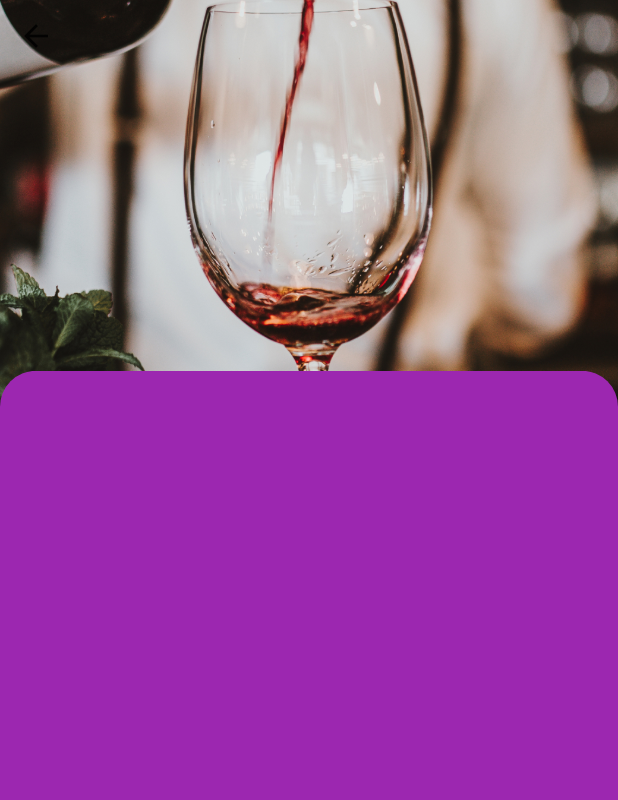
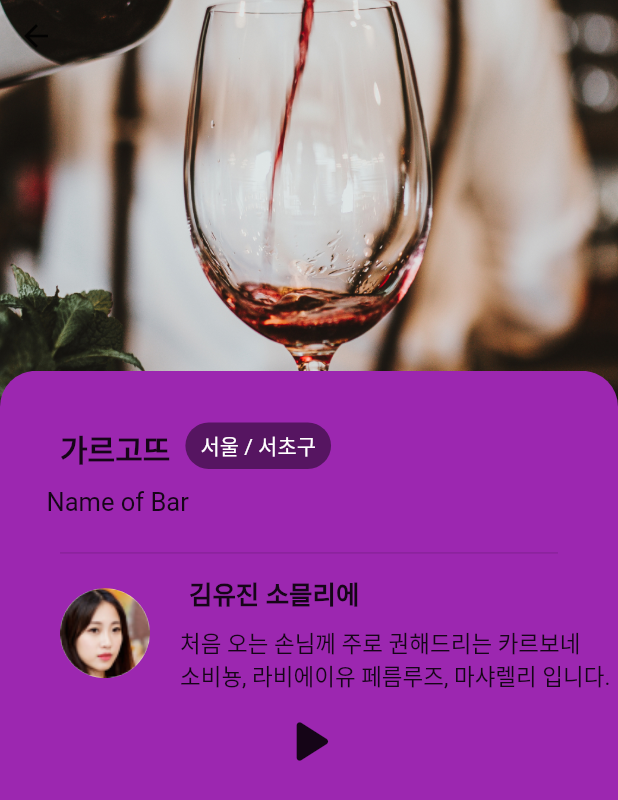
Before and after one commit to youngmi97/winepedia, a Flutter app: the DetailsScreen screen opened directly with sample values from the repository, on a phone screen of 412 x 824 dp. Shown: the top 800 px of the screen. Run offline on Flutter 3.47's test engine with Material 2 defaults, Android fonts, the phone set to English and light mode, and no system bars; our stand-ins replace audioplayers.

Commit message:
merge card with correct positions

```diff
--- /dev/null
+++ b/lib/screens/details/components/audio_player.dart
@@ -0,0 +1,74 @@
+import 'package:audioplayers/audioplayers.dart';
+import 'package:flutter/material.dart';
+
+class AudioPlayerLocalAsset extends StatefulWidget {
+  @override
+  _AudioPlayerLocalAssetState createState() => _AudioPlayerLocalAssetState();
+}
+
+class _AudioPlayerLocalAssetState extends State<AudioPlayerLocalAsset> {
+  /// For clarity, I added the terms compulsory and optional to certain sections
+  /// to maintain clarity as to what is really needed for a functioning audio player
+  /// and what is added for further interaction.
+  ///
+  /// 'Compulsory': A functioning audio player with:
+  ///             - Play/Pause button
+  ///
+  /// 'Optional': A functioning audio player with:
+  ///             - Play/Pause button
+  ///             - time stamps for progress and duration
+  ///             - slider to jump within the audio file
+  ///
+  /// Compulsory
+  AudioPlayer audioPlayer = AudioPlayer();
+  PlayerState audioPlayerState = PlayerState.PAUSED;
+  AudioCache audioCache = AudioCache();
+  String filePath = 'sound/bottle.wav';
+
+  @override
+  void initState() {
+    super.initState();
+
+    /// Compulsory
+    audioPlayer = AudioPlayer();
+    audioCache = AudioCache(fixedPlayer: audioPlayer);
+
+    audioPlayer.onPlayerStateChanged.listen((PlayerState s) {
+      setState(() {
+        audioPlayerState = s;
+      });
+    });
+  }
+
+  /// Compulsory
+  /// Compulsory
+  playMusic() async {
+    await audioCache.play(filePath);
+  }
+
+  /// Compulsory
+  pauseMusic() async {
+    await audioPlayer.pause();
+  }
+
+  @override
+  Widget build(BuildContext context) {
+    return Container(
+        child: Column(
+      children: [
+        /// Compulsory
+        IconButton(
+            iconSize: 50,
+            onPressed: () {
+              audioPlayerState == PlayerState.PLAYING
+                  ? pauseMusic()
+                  : playMusic();
+              setState(() {});
+            },
+            icon: Icon(audioPlayerState == PlayerState.PLAYING
+                ? Icons.pause_rounded
+                : Icons.play_arrow_rounded)),
+      ],
+    ));
+  }
+}
--- a/lib/screens/details/components/body.dart
+++ b/lib/screens/details/components/body.dart
@@ -1,27 +1,30 @@
-import 'dart:io';
-
-import 'package:flutter/gestures.dart';
 import 'package:flutter/material.dart';
 import 'package:winepedia/models/winebar.dart';
+import 'package:winepedia/constants.dart';
+import 'package:winepedia/screens/details/components/audio_player.dart';
 
 class Body extends StatelessWidget {
   final WineBar wineBar;
-
   const Body({Key? key, required this.wineBar}) : super(key: key);
 
   @override
   Widget build(BuildContext context) {
     // it will provide us with total height and width
     Size size = MediaQuery.of(context).size;
+    double height = size.height;
     return Column(children: <Widget>[
       Container(
           height: size.height,
           child: Stack(children: <Widget>[
-            Container(
-              height: size.height * 0.4 - 50,
-              decoration: BoxDecoration(
-                  image: DecorationImage(
-                      fit: BoxFit.cover, image: AssetImage(wineBar.poster))),
+            Column(
+              children: <Widget>[
+                Container(
+                    height: size.height * 0.4 - 50,
+                    decoration: BoxDecoration(
+                        image: DecorationImage(
+                            fit: BoxFit.cover,
+                            image: AssetImage(wineBar.poster)))),
+              ],
             ),
             const SafeArea(child: BackButton()),
             NotificationListener<DraggableScrollableNotification>(
@@ -55,7 +58,121 @@ class Body extends StatelessWidget {
                                             topRight: Radius.circular(24)))),
                               ])));
                     })),
-          ]))
+            Container(
+                child: Column(children: <Widget>[
+              SizedBox(height: size.height * 0.4 - 50),
+              const Subheading(),
+              const Description(),
+              const Divider(
+                height: 28,
+                thickness: 1,
+                indent: kDefaultPadding * 2,
+                endIndent: kDefaultPadding * 2,
+              ),
+              const SommelierPhoto(),
+              AudioPlayerLocalAsset(),
+            ]))
+          ])),
     ]);
   }
 }
+
+class Subheading extends StatelessWidget {
+  const Subheading({Key? key});
+
+  @override
+  Widget build(BuildContext context) {
+    return Row(
+      children: <Widget>[
+        Container(
+            margin: const EdgeInsets.only(
+                left: kDefaultPadding * 2, top: kDefaultPadding / 4),
+            child: Text(
+              "가르고뜨",
+              textAlign: TextAlign.start,
+              style: Theme.of(context)
+                  .textTheme
+                  .headline5!
+                  .copyWith(fontWeight: FontWeight.bold, fontSize: 20),
+            )),
+        Container(
+            margin: const EdgeInsets.only(left: kDefaultPadding / 2),
+            padding: const EdgeInsets.symmetric(
+                horizontal: kDefaultPadding / 2, vertical: kDefaultPadding / 4),
+            decoration: BoxDecoration(
+                color: Colors.black45, borderRadius: BorderRadius.circular(50)),
+            child: Text(
+              "서울 / 서초구",
+              textAlign: TextAlign.start,
+              style: Theme.of(context).textTheme.headline5!.copyWith(
+                  fontWeight: FontWeight.normal,
+                  fontSize: 14,
+                  color: Colors.white),
+            )),
+      ],
+    );
+  }
+}
+
+class Description extends StatelessWidget {
+  const Description({Key? key}) : super(key: key);
+  @override
+  Widget build(BuildContext context) {
+    return Container(
+        margin: const EdgeInsets.symmetric(vertical: kDefaultPadding / 2),
+        width: 350,
+        child: Text(
+          "Name of Bar",
+          textAlign: TextAlign.start,
+          style: Theme.of(context)
+              .textTheme
+              .headline5!
+              .copyWith(fontWeight: FontWeight.w400, fontSize: 17),
+        ));
+  }
+}
+
+class SommelierPhoto extends StatelessWidget {
+  const SommelierPhoto({Key? key}) : super(key: key);
+  @override
+  Widget build(BuildContext context) {
+    return Row(children: <Widget>[
+      Container(
+        height: 60.0,
+        width: 60.0,
+        margin: const EdgeInsets.only(left: kDefaultPadding * 2, right: 0),
+        decoration: const BoxDecoration(
+          image: DecorationImage(
+            image: AssetImage('assets/images/sommelier.jpg'),
+            fit: BoxFit.fill,
+          ),
+          shape: BoxShape.circle,
+        ),
+      ),
+      Column(children: <Widget>[
+        Container(
+            width: 275,
+            margin: const EdgeInsets.only(
+                left: kDefaultPadding, bottom: kDefaultPadding / 2, right: 0),
+            child: Text(
+              "김유진 소믈리에",
+              textAlign: TextAlign.start,
+              style: Theme.of(context)
+                  .textTheme
+                  .headline5!
+                  .copyWith(fontWeight: FontWeight.bold, fontSize: 17),
+            )),
+        Container(
+            margin: const EdgeInsets.only(left: kDefaultPadding),
+            child: Text(
+              "처음 오는 손님께 주로 권해드리는 카르보네 \n소비뇽, 라비에이유 페름루즈, 마샤렐리 입니다.",
+              textAlign: TextAlign.start,
+              style: Theme.of(context)
+                  .textTheme
+                  .headline5!
+                  .copyWith(fontWeight: FontWeight.w400, fontSize: 15),
+            )),
+      ])
+    ]);
+  }
+}
--- a/pubspec.yaml
+++ b/pubspec.yaml
@@ -35,7 +35,7 @@ dependencies:
   cupertino_icons: ^1.0.3
   flutter_svg: ^0.22.0
   animations: ^2.0.1
-
+  audioplayers: ^0.20.1
 dev_dependencies:
   flutter_test:
     sdk: flutter
```
Also changed, not shown: assets/images/sommelier.jpg (added), flutter_01.png (added), flutter_02.png (added), flutter_03.png (added), pubspec.lock, 11 other files.
